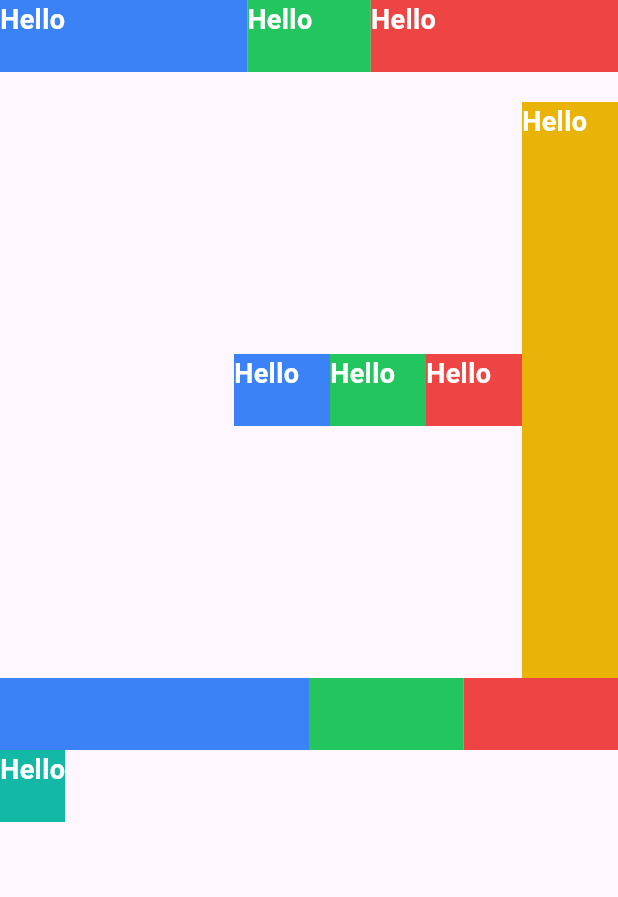
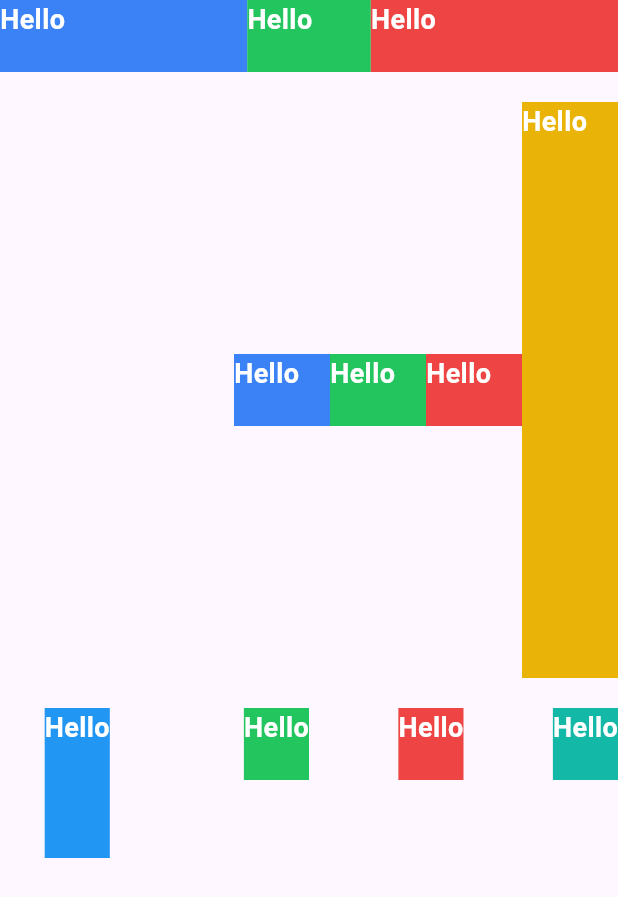
Before and after one commit to MRGRAVITY817/flutterwind, a Flutter app: the screen it shows after launch, on a phone screen of 412 x 824 dp. Shown: the top 897 px of the screen. Run offline on Flutter 3.47's test engine with Material 3 defaults, Android fonts, the phone set to English and light mode, and no system bars; drawn by our look-alikes of flutter_layout_grid.

Commit message:
feat: justify items

```diff
--- a/example/lib/main.dart
+++ b/example/lib/main.dart
@@ -94,17 +94,39 @@ class MyHomePage extends StatelessWidget {
                 ),
               ],
             ),
-            const FwGrid(
-              style: "grid-cols-4 grid-rows-2 gap-4",
+            const SizedBox(height: 20),
+            FwGrid(
+              style: "grid-cols-4 grid-rows-2 gap-4 justify-items-end",
               children: [
-                FwContainer(
-                  style: "h-12 bg-blue-500 col-start-1 col-span-2",
+                SizedBox(
+                  width: double.infinity,
+                  child: Row(
+                    mainAxisAlignment: MainAxisAlignment.center,
+                    children: [
+                      Container(
+                        color: Colors.blue,
+                        height: 100,
+                        child: FwText(
+                          style: "text-lg text-white font-bold",
+                          text: "Hello",
+                        ),
+                      ),
+                    ],
+                  ),
                 ),
                 FwContainer(
                   style: "h-12 bg-green-500",
+                  child: FwText(
+                    style: "text-lg text-white font-bold",
+                    text: "Hello",
+                  ),
                 ),
                 FwContainer(
                   style: "h-12 bg-red-500",
+                  child: FwText(
+                    style: "text-lg text-white font-bold",
+                    text: "Hello",
+                  ),
                 ),
                 FwContainer(
                   style: "h-12 bg-teal-500",
--- a/lib/src/parse_style/flexbox_grid/parse_justify_items.dart
+++ b/lib/src/parse_style/flexbox_grid/parse_justify_items.dart
@@ -1,6 +1,7 @@
+import 'package:flutter/widgets.dart';
 import 'package:flutterwind/src/parse_style/utils/match_one_class.dart';
 
-Map<String, String> parseJustifyItems(List<String> classes) {
+Map<String, MainAxisAlignment> parseJustifyItems(List<String> classes) {
   return matchOneClassMap(
     classes: classes,
     classMap: justifyItemsMap,
@@ -8,9 +9,9 @@ Map<String, String> parseJustifyItems(List<String> classes) {
   );
 }
 
-Map<String, String> justifyItemsMap = {
-  "justify-items-start": "start",
-  "justify-items-end": "end",
-  "justify-items-center": "center",
-  "justify-items-stretch": "stretch",
+Map<String, MainAxisAlignment> justifyItemsMap = {
+  "justify-items-start": MainAxisAlignment.start,
+  "justify-items-end": MainAxisAlignment.end,
+  "justify-items-center": MainAxisAlignment.center,
+  // TODO: Implement stretch
 };
--- a/lib/src/parse_style/parse_sizing.dart
+++ b/lib/src/parse_style/parse_sizing.dart
@@ -74,6 +74,9 @@ double? parseDimension({
   required bool isHeight,
   required Size size,
 }) {
+  if (className.isEmpty) {
+    return null;
+  }
   final heightFromSize = heightWidthSizeMap[className];
 
   if (heightFromSize != null) {
@@ -125,10 +128,10 @@ const Map<String, double> heightWidthSizeMap = {
   "72": 288.0,
   "80": 320.0,
   "96": 384.0,
+  "auto": double.infinity,
 };
 
 const Map<String, double> heightWidthFractionalSizeMap = {
-// "auto": double.infinity,
   "1/2": 0.5,
   "1/3": 0.333333,
   "2/3": 0.666667,
--- a/lib/src/widgets/fw_container.dart
+++ b/lib/src/widgets/fw_container.dart
@@ -1,6 +1,10 @@
 import 'package:flutter/material.dart';
 import 'package:flutter_layout_grid/flutter_layout_grid.dart';
+import 'package:flutterwind/flutterwind.dart';
+import 'package:flutterwind/src/parse_style/flexbox_grid/parse_justify_items.dart';
 import 'package:flutterwind/src/parse_style/parse_style.dart';
+import 'package:flutterwind/src/widgets/fw_grid.dart';
+import 'package:flutterwind/src/widgets/grid_child_container.dart';
 
 class FwContainer extends StatelessWidget {
   final String? style;
@@ -38,29 +42,56 @@ class FwContainer extends StatelessWidget {
           direction: parentFlex.direction,
           textBaseline: TextBaseline.alphabetic,
           crossAxisAlignment: containerStyle.alignSelf!,
-          children: [
-            styledChild,
-          ],
+          children: [styledChild],
         );
       }
     }
 
-    if (containerStyle.columnStart == null &&
-        containerStyle.columnSpan == null &&
-        containerStyle.rowStart == null &&
-        containerStyle.rowSpan == null) {
+    final gridParent = context.findAncestorWidgetOfExactType<FwGrid>();
+
+    if (gridParent == null || child is LayoutGrid) {
       return styledChild;
     }
 
-    return styledChild.withGridPlacement(
+    final gridChild = gridChildContainer(containerStyle, styledChild);
+
+    // If grid parent has a justify-items style, we should wrap the child
+    // in a Row with mainAxisAlignment equal to the justify-items value
+    final gridParentStyle = gridParent.style;
+
+    print("gridParentStyle: $gridParentStyle");
+
+    if (gridParentStyle != null) {
+      final justifyItems = parseJustifyItems(gridParentStyle.split(" "));
+      if (justifyItems.isNotEmpty) {
+        print("justifyItems: $justifyItems");
+        return Row(
+          mainAxisAlignment:
+              justifyItems["justify-items"] ?? MainAxisAlignment.start,
+          children: [
+            Container(
+              height: containerStyle.height,
+              width: containerStyle.width,
+              padding: containerStyle.padding,
+              margin: containerStyle.margin,
+              decoration: containerStyle.decoration,
+              child: child,
+            ),
+          ],
+        ).withGridPlacement(
           columnStart: containerStyle.columnStart != null
               ? containerStyle.columnStart! - 1
               : null,
           columnSpan: containerStyle.columnSpan ?? 1,
-      rowStart:
-          containerStyle.rowStart != null ? containerStyle.rowStart! - 1 : null,
+          rowStart: containerStyle.rowStart != null
+              ? containerStyle.rowStart! - 1
+              : null,
           rowSpan: containerStyle.rowSpan ?? 1,
         );
+      }
+    }
+
+    return gridChild;
   }
 }
 
@@ -75,7 +106,6 @@ class FwContainerStyle {
   final int? columnSpan;
   final int? rowStart;
   final int? rowSpan;
-  final String? justifyItems;
 
   FwContainerStyle({
     this.padding,
@@ -88,7 +118,6 @@ class FwContainerStyle {
     this.columnSpan,
     this.rowStart,
     this.rowSpan,
-    this.justifyItems,
   });
 
   factory FwContainerStyle.from(BuildContext context, String style) {
@@ -161,7 +190,6 @@ class FwContainerStyle {
       columnSpan: styleMap['grid-column-span'],
       rowStart: styleMap['grid-row-start'],
       rowSpan: styleMap['grid-row-span'],
-      justifyItems: styleMap['justify-items'],
     );
   }
 }
--- a/lib/src/widgets/fw_grid.dart
+++ b/lib/src/widgets/fw_grid.dart
@@ -56,7 +56,6 @@ class FwGridStyle {
   final double? runSpacing;
   final CrossAxisAlignment? alignSelf;
   final bool isSubgrid;
-  final String? justifyItems;
 
   const FwGridStyle({
     this.columns,
@@ -65,7 +64,6 @@ class FwGridStyle {
     this.runSpacing,
     this.alignSelf,
     this.isSubgrid = false,
-    this.justifyItems,
   });
 
   factory FwGridStyle.from(String style, BuildContext context) {
@@ -78,7 +76,6 @@ class FwGridStyle {
       runSpacing: styleMap["row-gap"],
       alignSelf: styleMap["align-self"],
       isSubgrid: styleMap["subgrid"] ?? false,
-      justifyItems: styleMap["justify-items"],
     );
   }
 }
--- /dev/null
+++ b/lib/src/widgets/grid_child_container.dart
@@ -0,0 +1,25 @@
+import 'package:flutter/widgets.dart';
+import 'package:flutter_layout_grid/flutter_layout_grid.dart';
+import 'package:flutterwind/src/widgets/fw_container.dart';
+
+Widget gridChildContainer(
+  FwContainerStyle containerStyle,
+  Container child,
+) {
+  if (containerStyle.columnStart == null &&
+      containerStyle.columnSpan == null &&
+      containerStyle.rowStart == null &&
+      containerStyle.rowSpan == null) {
+    return child;
+  }
+
+  return child.withGridPlacement(
+    columnStart: containerStyle.columnStart != null
+        ? containerStyle.columnStart! - 1
+        : null,
+    columnSpan: containerStyle.columnSpan ?? 1,
+    rowStart:
+        containerStyle.rowStart != null ? containerStyle.rowStart! - 1 : null,
+    rowSpan: containerStyle.rowSpan ?? 1,
+  );
+}
```
Also changed, not shown: 2 other files. Lines whose indentation alone changed are shown as unchanged.
